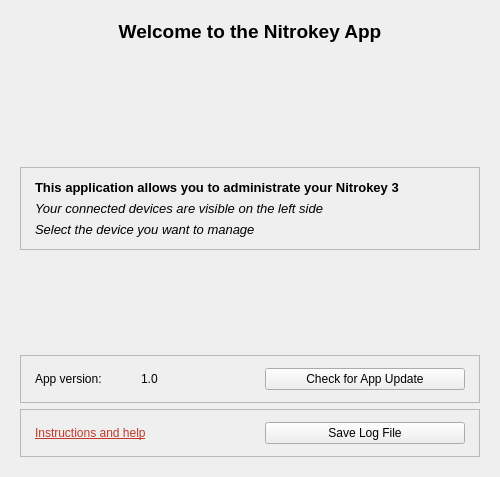
Nitrokey/nitrokey-app2, file nitrokeyapp/ui/welcome_tab.ui: the form before one commit.
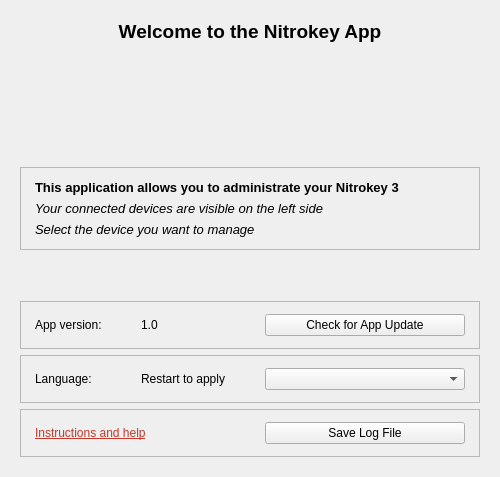
The form after the commit. Icons and pictures are not drawn.

Commit message:
Add a language setting on the start page
- applies on the next start, which the hint next to it says
- lists only languages that have a translation, and NKAPP_LANG overrides
  it

The edit to the form file:
```diff
--- a/nitrokeyapp/ui/welcome_tab.ui
+++ b/nitrokeyapp/ui/welcome_tab.ui
@@ -362,6 +362,94 @@
          </layout>
         </widget>
        </item>
+       <item>
+        <widget class="QFrame" name="frame_language">
+         <property name="frameShape">
+          <enum>QFrame::Shape::StyledPanel</enum>
+         </property>
+         <property name="frameShadow">
+          <enum>QFrame::Shadow::Raised</enum>
+         </property>
+         <layout class="QHBoxLayout" name="horizontalLayout_language">
+          <property name="leftMargin">
+           <number>14</number>
+          </property>
+          <property name="topMargin">
+           <number>12</number>
+          </property>
+          <property name="rightMargin">
+           <number>14</number>
+          </property>
+          <property name="bottomMargin">
+           <number>12</number>
+          </property>
+          <item>
+           <widget class="QLabel" name="LanguageLabel">
+            <property name="sizePolicy">
+             <sizepolicy hsizetype="Maximum" vsizetype="Maximum">
+              <horstretch>0</horstretch>
+              <verstretch>0</verstretch>
+             </sizepolicy>
+            </property>
+            <property name="minimumSize">
+             <size>
+              <width>100</width>
+              <height>0</height>
+             </size>
+            </property>
+            <property name="text">
+             <string>Language:</string>
+            </property>
+            <property name="alignment">
+             <set>Qt::AlignmentFlag::AlignLeading|Qt::AlignmentFlag::AlignLeft|Qt::AlignmentFlag::AlignVCenter</set>
+            </property>
+            <property name="buddy">
+             <cstring>SelectLanguage</cstring>
+            </property>
+           </widget>
+          </item>
+          <item>
+           <widget class="QLabel" name="LanguageHint">
+            <property name="text">
+             <string>Restart to apply</string>
+            </property>
+            <property name="alignment">
+             <set>Qt::AlignmentFlag::AlignRight|Qt::AlignmentFlag::AlignTrailing|Qt::AlignmentFlag::AlignVCenter</set>
+            </property>
+           </widget>
+          </item>
+          <item>
+           <spacer name="horizontalSpacer_language">
+            <property name="orientation">
+             <enum>Qt::Orientation::Horizontal</enum>
+            </property>
+            <property name="sizeHint" stdset="0">
+             <size>
+              <width>40</width>
+              <height>20</height>
+             </size>
+            </property>
+           </spacer>
+          </item>
+          <item>
+           <widget class="QComboBox" name="SelectLanguage">
+            <property name="sizePolicy">
+             <sizepolicy hsizetype="Fixed" vsizetype="Fixed">
+              <horstretch>0</horstretch>
+              <verstretch>0</verstretch>
+             </sizepolicy>
+            </property>
+            <property name="minimumSize">
+             <size>
+              <width>200</width>
+              <height>0</height>
+             </size>
+            </property>
+           </widget>
+          </item>
+         </layout>
+        </widget>
+       </item>
        <item>
         <widget class="QFrame" name="frame_help">
          <property name="frameShape">
```
The commit also changes 1 other file.
